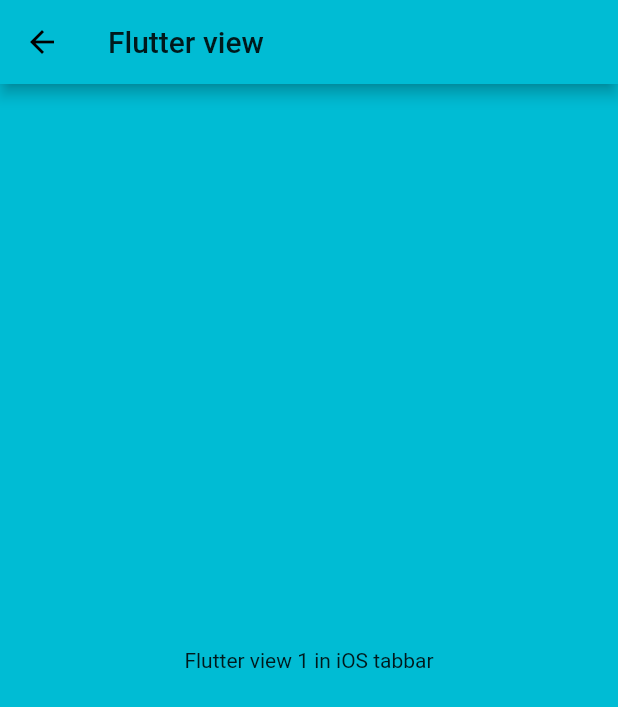
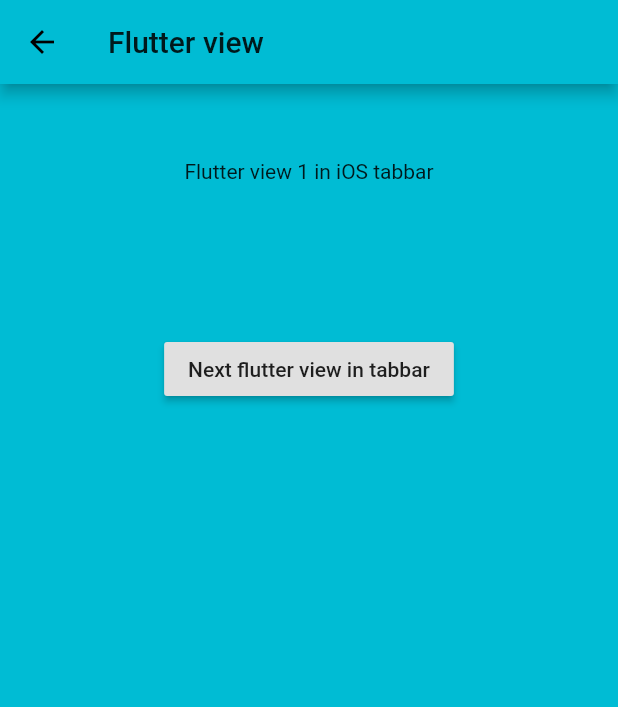
Before and after one commit to BMilliet/iOS_Flutter_integration, a Flutter app: the InitialFourthView screen opened directly, on a phone screen of 412 x 824 dp. Shown: the top 707 px of the screen. Run offline on Flutter 3.47's test engine with Material 2 defaults, Android fonts, the phone set to English and light mode, and no system bars.

Commit message:
tabbar flutter navigation

```diff
--- a/flutter_app/lib/views/initial_views/initial_fourth_view.dart
+++ b/flutter_app/lib/views/initial_views/initial_fourth_view.dart
@@ -1,5 +1,6 @@
 import 'package:flutter/cupertino.dart';
 import 'package:flutter/material.dart';
+import 'package:flutter_app/routes/named_routes.dart';
 
 class InitialFourthView extends StatefulWidget {
   _InitialFourthViewState createState() => _InitialFourthViewState();
@@ -21,8 +22,19 @@ class _InitialFourthViewState extends State<InitialFourthView> {
     return Container(
         color: Colors.cyan,
         child: Center(
-            child: Container(
-          child: Text("Flutter view 1 in iOS tabbar"),
+            child: Column(
+          children: <Widget>[
+            Container(
+              margin: EdgeInsets.only(top: 50, bottom: 100),
+              child: Text("Flutter view 1 in iOS tabbar"),
+            ),
+            RaisedButton(
+              child: Text("Next flutter view in tabbar"),
+              onPressed: () {
+                Navigator.pushNamed(context, NamedRoutes.viewOne);
+              },
+            )
+          ],
         )));
   }
 }
```
Also changed, not shown: 1 other file.
